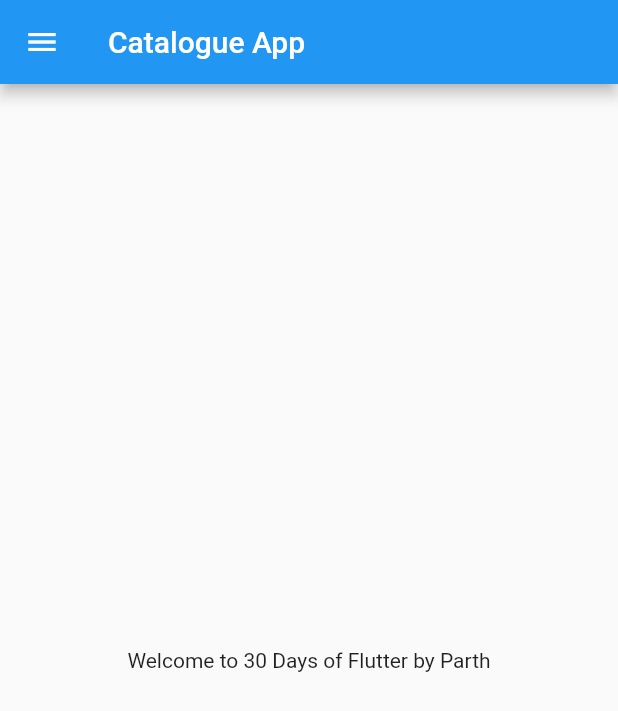
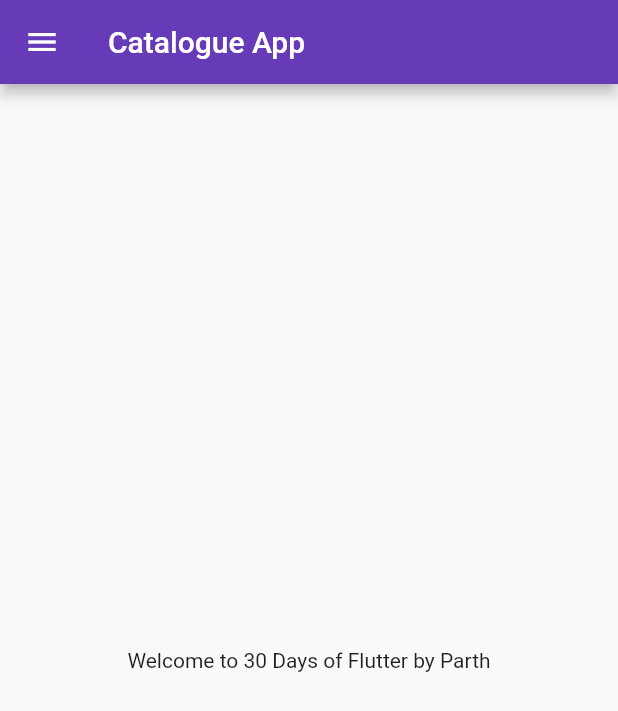
Before and after one commit to parth1605/Catalogue-App-Flutter, a Flutter app: the screen it shows after launch, on a phone screen of 412 x 824 dp. Shown: the top 711 px of the screen. Run offline on Flutter 3.47's test engine with Material 2 defaults, Android fonts, the phone set to English and light mode, and no system bars.

Commit message:
Day 3 Completed

```diff
--- a/lib/main.dart
+++ b/lib/main.dart
@@ -1,4 +1,7 @@
-import 'package:catalogue_app/homepage.dart';
+// ignore_for_file: prefer_const_constructors
+
+import 'package:catalogue_app/pages/homepage.dart';
+import 'package:catalogue_app/pages/loginpage.dart';
 import 'package:flutter/material.dart';
 
 void main() {
@@ -10,8 +13,16 @@ class MyApp extends StatelessWidget {
 
   @override
   Widget build(BuildContext context) {
-    return const MaterialApp(
-      home: HomePage(),
+    return MaterialApp(
+      // home: HomePage(),
+      themeMode: ThemeMode.light,
+      theme: ThemeData(primarySwatch: Colors.deepPurple),
+      initialRoute: "/home",
+      routes: {
+        "/": (context) => LoginPage(),
+        "/home": (context) => HomePage(),
+        "/login": (context) => LoginPage(),
+      },
     );
   }
 }
```
Also changed, not shown: lib/pages/loginpage.dart (added, +23 -0 lines), lib/pages/homepage.dart (renamed from lib/homepage.dart).
